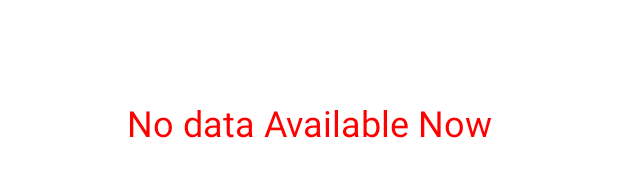
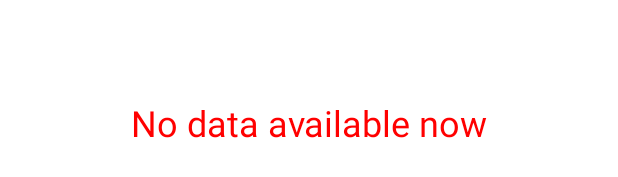
Before and after one commit to shivamviswas/Alabproject4, an Android app: the layout activity_fees.xml on its own in the app's theme, with its tools: preview values and no code run, on a phone screen of 412 x 824 dp. Shown: the part 494-671 px from the top of the screen. Run offline under Robolectric (Android 15) with nearby library versions, the phone set to English and light mode, and no system bars; network calls fail.

```diff
--- a/app/src/main/res/layout/activity_fees.xml
+++ b/app/src/main/res/layout/activity_fees.xml
@@ -10,7 +10,7 @@
     <TextView
         android:layout_width="wrap_content"
         android:layout_height="wrap_content"
-        android:text="No data Available Now"
+        android:text="No data available now"
         android:textColor="#FF00"
         android:textSize="24dp"
         app:layout_constraintBottom_toBottomOf="parent"
```
Also changed, not shown: 447 other files.
